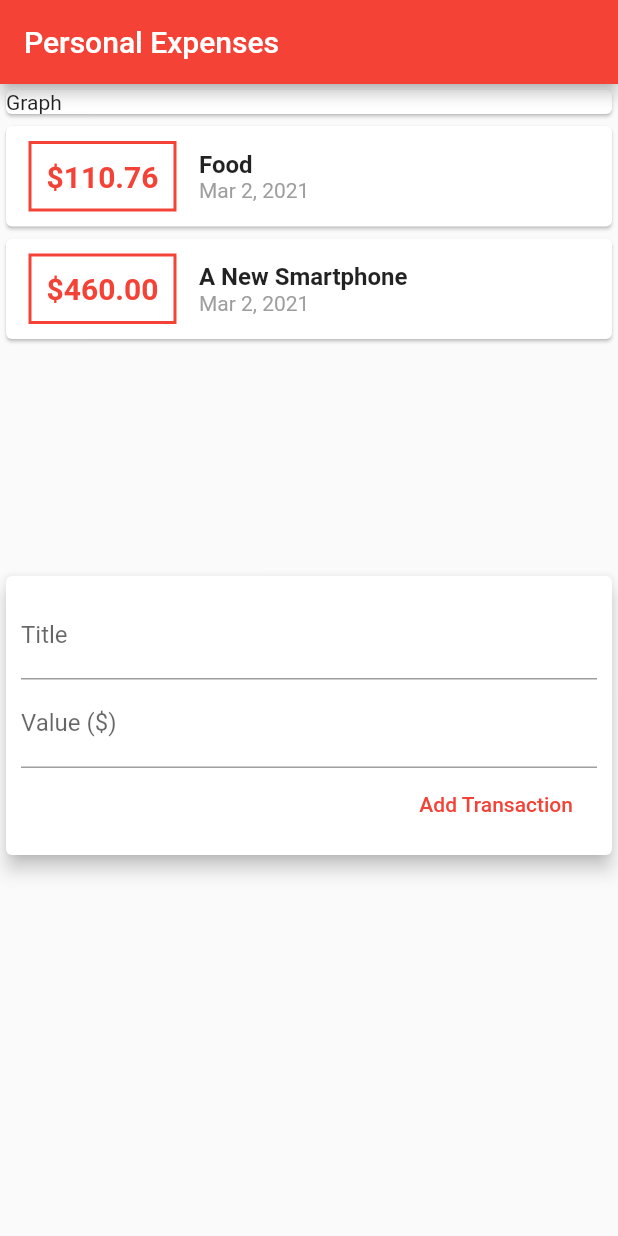
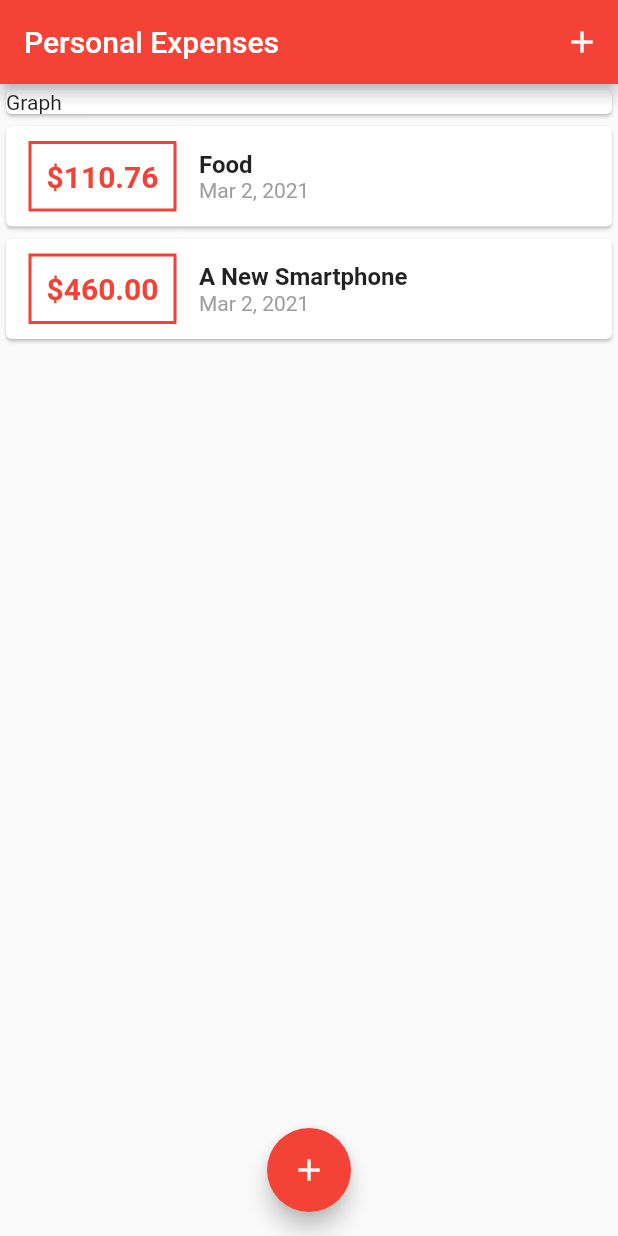
Before and after one commit to dominickbrasileiro/flutter_expenses, a Flutter app: the screen it shows after launch, on a phone screen of 412 x 824 dp. Run offline on Flutter 3.47's test engine with Material 2 defaults, Android fonts, the phone set to English and light mode, and no system bars.

Commit message:
feat: move add transaction form to a modal

```diff
--- a/lib/components/transaction_form.dart
+++ b/lib/components/transaction_form.dart
@@ -1,10 +1,15 @@
 import 'package:flutter/material.dart';
 
-class TransactionForm extends StatelessWidget {
+class TransactionForm extends StatefulWidget {
   final void Function(String, int) onSubmit;
 
   TransactionForm({this.onSubmit});
 
+  @override
+  _TransactionFormState createState() => _TransactionFormState();
+}
+
+class _TransactionFormState extends State<TransactionForm> {
   final titleController = TextEditingController();
   final valueController = TextEditingController();
 
@@ -17,7 +22,7 @@ class TransactionForm extends StatelessWidget {
       return;
     }
 
-    onSubmit(title, intValue);
+    widget.onSubmit(title, intValue);
   }
 
   @override
--- a/lib/components/transaction_user.dart
+++ /dev/null
@@ -1,53 +0,0 @@
-import 'dart:math';
-
-import 'package:flutter/material.dart';
-import 'package:flutter_expenses/models/transaction.dart';
-import 'package:flutter_expenses/components/transaction_list.dart';
-import 'package:flutter_expenses/components/transaction_form.dart';
-
-class TransactionUser extends StatefulWidget {
-  @override
-  _TransactionUserState createState() => _TransactionUserState();
-}
-
-class _TransactionUserState extends State<TransactionUser> {
-  final List<Transaction> _transactions = [
-    Transaction(
-      id: 1,
-      title: 'Food',
-      value: 11076,
-      date: DateTime.now(),
-    ),
-    Transaction(
-      id: 2,
-      title: 'A New Smartphone',
-      value: 46000,
-      date: DateTime.now(),
-    ),
-  ];
-
-  _addTransaction(String title, int value) {
-    final newTransaction = Transaction(
-      id: Random().nextInt(1000000),
-      title: title,
-      value: value,
-      date: DateTime.now(),
-    );
-
-    setState(() {
-      _transactions.add(newTransaction);
-    });
-  }
-
-  @override
-  Widget build(BuildContext context) {
-    return Column(
-      children: [
-        TransactionList(_transactions),
-        TransactionForm(
-          onSubmit: _addTransaction,
-        ),
-      ],
-    );
-  }
-}
--- a/lib/main.dart
+++ b/lib/main.dart
@@ -1,6 +1,10 @@
+import 'dart:math';
+
 import 'package:flutter/material.dart';
+import 'package:flutter_expenses/components/transaction_form.dart';
+import 'package:flutter_expenses/components/transaction_list.dart';
 
-import 'package:flutter_expenses/components/transaction_user.dart';
+import 'package:flutter_expenses/models/transaction.dart';
 
 main() => runApp(ExpensesApp());
 
@@ -13,12 +17,62 @@ class ExpensesApp extends StatelessWidget {
   }
 }
 
-class MyHomePage extends StatelessWidget {
+class MyHomePage extends StatefulWidget {
+  @override
+  _MyHomePageState createState() => _MyHomePageState();
+}
+
+class _MyHomePageState extends State<MyHomePage> {
+  final List<Transaction> _transactions = [
+    Transaction(
+      id: 1,
+      title: 'Food',
+      value: 11076,
+      date: DateTime.now(),
+    ),
+    Transaction(
+      id: 2,
+      title: 'A New Smartphone',
+      value: 46000,
+      date: DateTime.now(),
+    ),
+  ];
+
+  _openTransactionFormModal(BuildContext context) {
+    showModalBottomSheet(
+      context: context,
+      builder: (_) {
+        return TransactionForm(
+          onSubmit: (String title, int value) {
+            final newTransaction = Transaction(
+              id: Random().nextInt(1000000),
+              title: title,
+              value: value,
+              date: DateTime.now(),
+            );
+
+            setState(() {
+              _transactions.add(newTransaction);
+            });
+
+            Navigator.of(context).pop();
+          },
+        );
+      },
+    );
+  }
+
   @override
   Widget build(BuildContext context) {
     return Scaffold(
       appBar: AppBar(
         title: Text('Personal Expenses'),
+        actions: [
+          IconButton(
+            icon: Icon(Icons.add),
+            onPressed: () => _openTransactionFormModal(context),
+          ),
+        ],
         backgroundColor: Colors.red,
       ),
       body: SingleChildScrollView(
@@ -28,10 +82,16 @@ class MyHomePage extends StatelessWidget {
             Card(
               child: Text('Graph'),
             ),
-            TransactionUser(),
+            TransactionList(_transactions),
           ],
         ),
       ),
+      floatingActionButton: FloatingActionButton(
+        child: Icon(Icons.add),
+        backgroundColor: Colors.red,
+        onPressed: () => _openTransactionFormModal(context),
+      ),
+      floatingActionButtonLocation: FloatingActionButtonLocation.centerFloat,
     );
   }
 }
```
